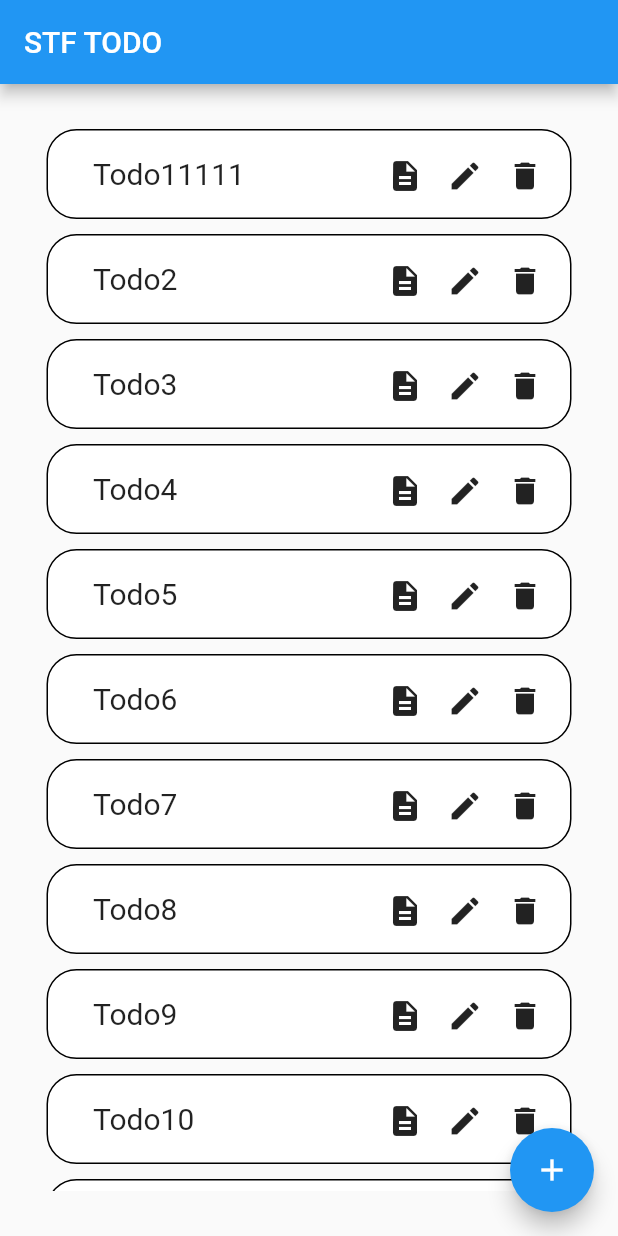
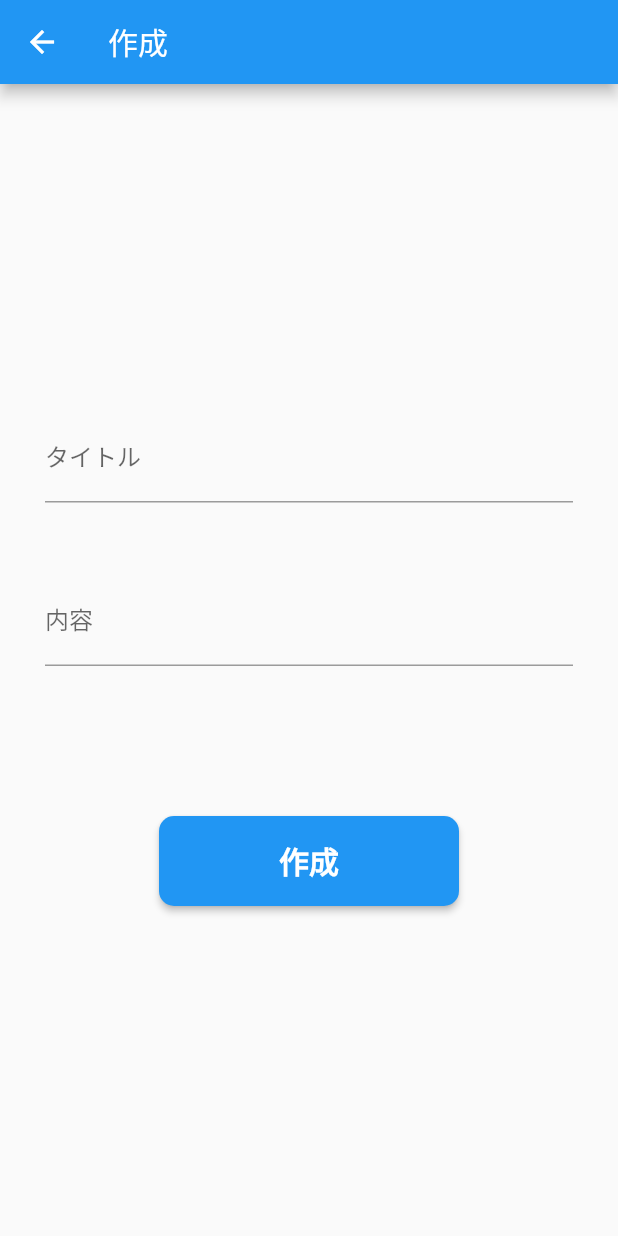
Before and after one commit to YukiOnishi1129/flutter_stf_todo_sample, a Flutter app: the screen it shows after launch, after a tap on the "add" icon, on a phone screen of 412 x 824 dp. Run offline on Flutter 3.47's test engine with Material 2 defaults, Android fonts, the phone set to English and light mode, and no system bars.

Commit message:
作成画面土台作成

```diff
--- a/lib/screen/todo_create_screen.dart
+++ b/lib/screen/todo_create_screen.dart
@@ -0,0 +1,93 @@
+import 'package:flutter/material.dart';
+
+class TodoCreateScreen extends StatefulWidget {
+  const TodoCreateScreen({Key? key}) : super(key: key);
+
+  @override
+  State<TodoCreateScreen> createState() => _TodoCreateScreenState();
+}
+
+class _TodoCreateScreenState extends State<TodoCreateScreen> {
+  // 入力値の定義
+  late TextEditingController _titleController;
+  late TextEditingController _contentsController;
+  bool disabled = true;
+
+  @override
+  void initState() {
+    super.initState();
+    _titleController = TextEditingController();
+    _contentsController = TextEditingController();
+  }
+
+  @override
+  void dispose() {
+    super.dispose();
+    _titleController.dispose();
+    _contentsController.dispose();
+  }
+
+  @override
+  Widget build(BuildContext context) {
+    return Scaffold(
+      appBar: AppBar(
+        title: const Text('作成'),
+      ),
+      body: Container(
+        padding: const EdgeInsets.symmetric(
+          // vertical: 30, // 垂直方向に余白
+          horizontal: 30,
+        ),
+        child: Center(
+          child: SingleChildScrollView(
+            reverse: true,
+            child: Column(
+              children: [
+                TextField(
+                  controller: _titleController,
+                  decoration: const InputDecoration(
+                    labelText: 'タイトル',
+                  ),
+                  // onChanged: () {},
+                ),
+                const SizedBox(
+                  height: 50,
+                ),
+                TextFormField(
+                  maxLines: null,
+                  controller: _contentsController,
+                  decoration: const InputDecoration(
+                    labelText: '内容',
+                  ),
+                  // onChanged: ,
+                ),
+                const SizedBox(
+                  height: 100,
+                ),
+                SizedBox(
+                  width: 200,
+                  height: 60,
+                  child: ElevatedButton(
+                    style: ElevatedButton.styleFrom(
+                      shape: RoundedRectangleBorder(
+                        borderRadius: BorderRadius.circular(10),
+                      ),
+                    ),
+                    onPressed: () {},
+                    child: const Text(
+                      '作成',
+                      style: TextStyle(
+                        fontWeight: FontWeight.bold,
+                        fontSize: 20,
+                      ),
+                    ),
+                  ),
+                )
+              ],
+            ),
+          ),
+        ),
+      ),
+    );
+  }
+}
--- a/lib/screen/todo_list_screen.dart
+++ b/lib/screen/todo_list_screen.dart
@@ -1,5 +1,6 @@
 import 'package:flutter/material.dart';
 import 'package:flutter_stf_todo_sample/constants/data.dart';
+import 'package:flutter_stf_todo_sample/screen/todo_create_screen.dart';
 import 'package:flutter_stf_todo_sample/screen/todo_detail_screen.dart';
 import 'package:flutter_stf_todo_sample/screen/todo_update_screen.dart';
 
@@ -20,6 +21,12 @@ class _TodoListScreenState extends State<TodoListScreen> {
   */
   void _handleTransitionCreateScreen() {
     // 作成画面へ遷移
+    Navigator.push(
+      context,
+      MaterialPageRoute(
+        builder: (context) => const TodoCreateScreen(),
+      ),
+    );
   }
 
   /*
```
